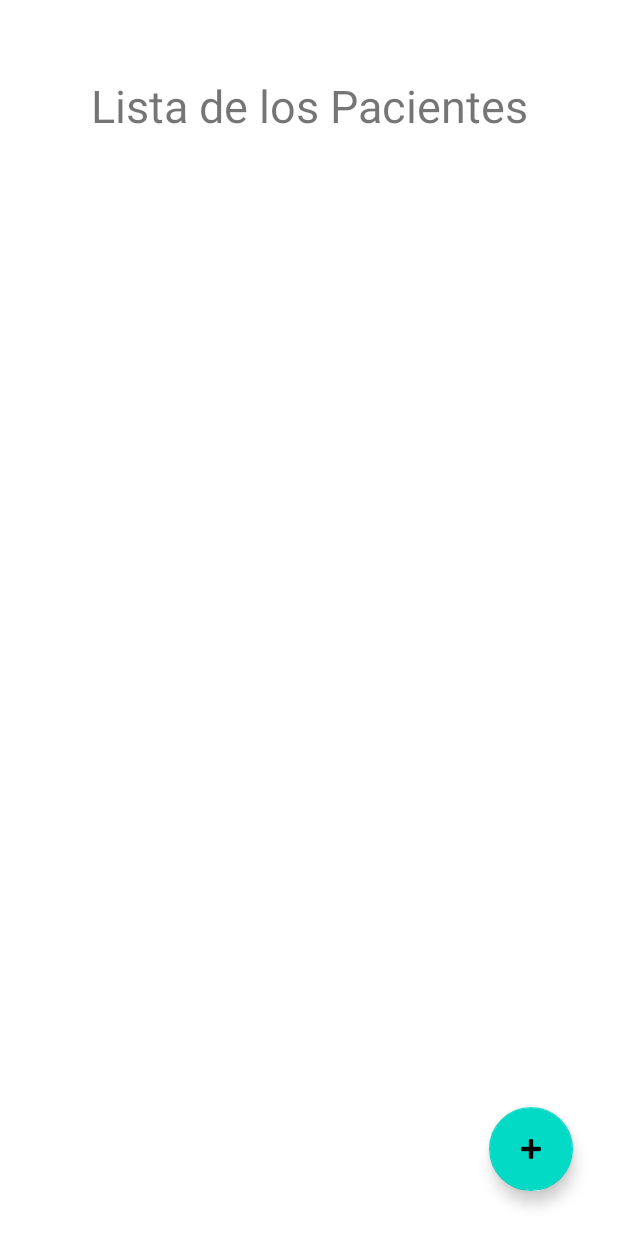
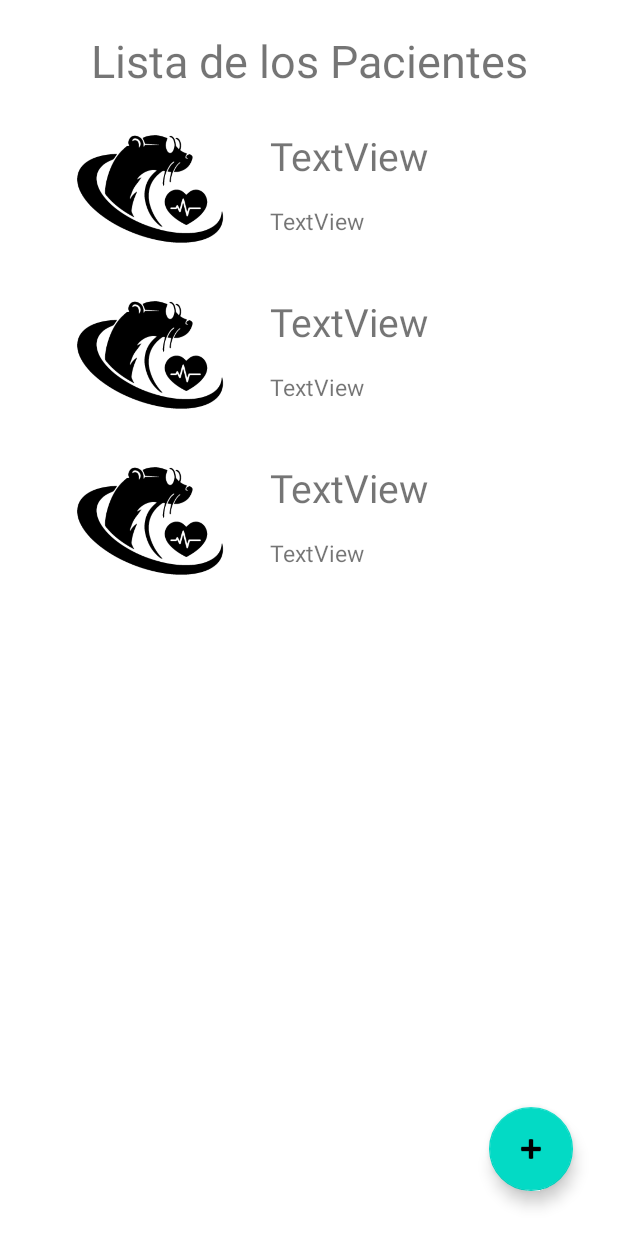
Before and after one commit to OsmarCastor/NutriApp, an Android app: the layout activity_mostrar_paciente.xml on its own in the app's theme, with its tools: preview values and no code run, on a phone screen of 412 x 824 dp. Run offline under Robolectric (Android 15) with nearby library versions, the phone set to English and light mode, and no system bars.

Commit message:
Hago commit

```diff
--- a/app/src/main/res/layout/activity_mostrar_paciente.xml
+++ b/app/src/main/res/layout/activity_mostrar_paciente.xml
@@ -7,22 +7,25 @@
     tools:context=".mostrarPacientes">
 
     <androidx.recyclerview.widget.RecyclerView
+        android:id="@+id/rv_persona"
         android:layout_width="0dp"
         android:layout_height="0dp"
-        android:layout_marginStart="30dp"
-        android:layout_marginTop="80dp"
-        android:layout_marginEnd="30dp"
-        android:layout_marginBottom="50dp"
+        android:layout_marginStart="20dp"
+        android:layout_marginTop="10dp"
+        android:layout_marginEnd="20dp"
+        android:layout_marginBottom="20dp"
+        app:layoutManager="androidx.recyclerview.widget.LinearLayoutManager"
         app:layout_constraintBottom_toBottomOf="parent"
         app:layout_constraintEnd_toEndOf="parent"
         app:layout_constraintStart_toStartOf="parent"
-        app:layout_constraintTop_toBottomOf="@+id/textView" />
+        app:layout_constraintTop_toBottomOf="@+id/textView"
+        tools:listitem="@layout/recycler" />
 
     <TextView
         android:id="@+id/textView"
         android:layout_width="wrap_content"
         android:layout_height="wrap_content"
-        android:layout_marginTop="50dp"
+        android:layout_marginTop="20dp"
         android:text="@string/titulo_mostrarPacientes"
         android:textSize="30sp"
         android:textStyle="normal"
--- /dev/null
+++ b/app/src/main/res/layout/recycler.xml
@@ -0,0 +1,43 @@
+<?xml version="1.0" encoding="utf-8"?>
+<androidx.constraintlayout.widget.ConstraintLayout xmlns:android="http://schemas.android.com/apk/res/android"
+    xmlns:app="http://schemas.android.com/apk/res-auto"
+    xmlns:tools="http://schemas.android.com/tools"
+    android:layout_width="match_parent"
+    android:layout_height="wrap_content">
+
+    <ImageView
+        android:id="@+id/imageView"
+        android:layout_width="100dp"
+        android:layout_height="100dp"
+        android:layout_marginStart="30dp"
+        android:layout_marginTop="5dp"
+        android:layout_marginBottom="5dp"
+        app:layout_constraintBottom_toBottomOf="parent"
+        app:layout_constraintStart_toStartOf="parent"
+        app:layout_constraintTop_toTopOf="parent"
+        tools:srcCompat="@drawable/logo_nutriapp"
+        android:src="@drawable/logo_nutriapp"
+        />
+
+    <TextView
+        android:id="@+id/txtNombre"
+        android:layout_width="wrap_content"
+        android:layout_height="wrap_content"
+        android:layout_marginStart="30dp"
+        android:layout_marginTop="15dp"
+        android:text="TextView"
+        android:textSize="26sp"
+        app:layout_constraintStart_toEndOf="@+id/imageView"
+        app:layout_constraintTop_toTopOf="parent" />
+
+    <TextView
+        android:id="@+id/txtDomicilio"
+        android:layout_width="wrap_content"
+        android:layout_height="wrap_content"
+        android:layout_marginStart="30dp"
+        android:layout_marginTop="15dp"
+        android:text="TextView"
+        android:textSize="15sp"
+        app:layout_constraintStart_toEndOf="@+id/imageView"
+        app:layout_constraintTop_toBottomOf="@+id/txtNombre" />
+</androidx.constraintlayout.widget.ConstraintLayout>
```
